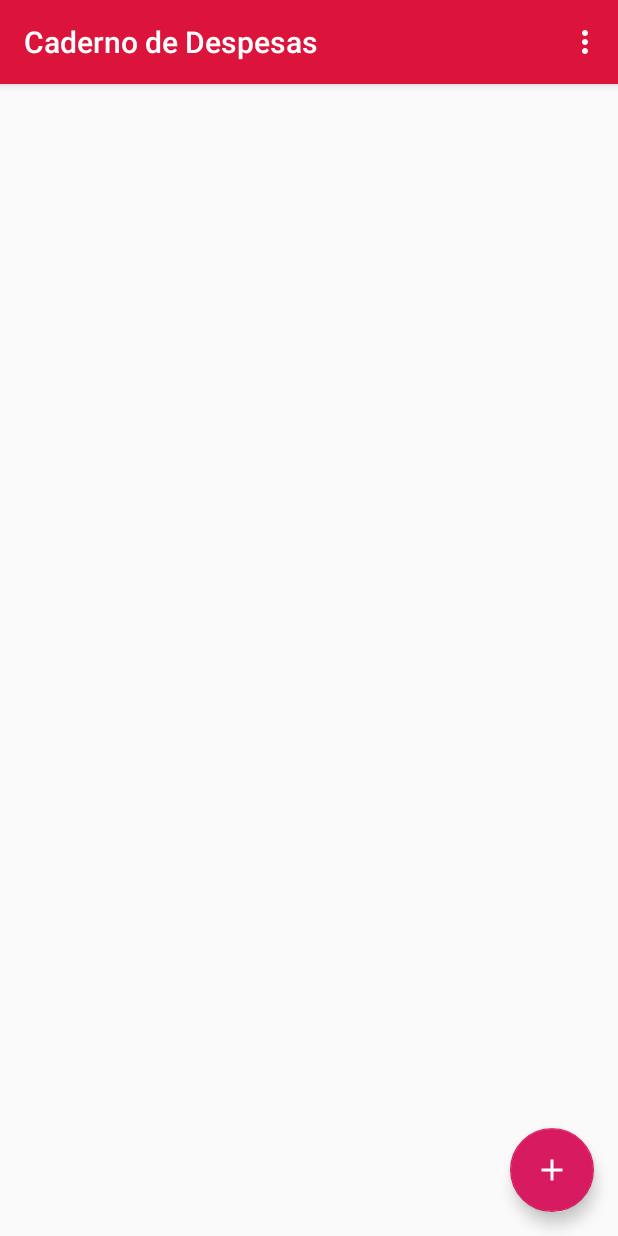
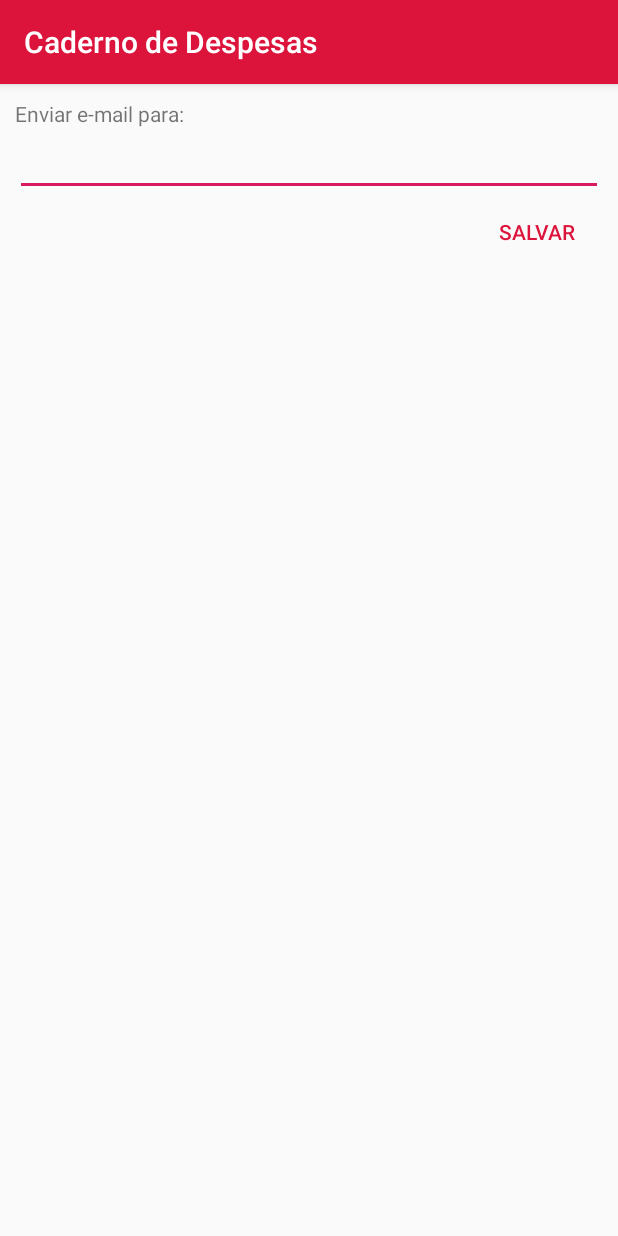
Before and after one commit to ramonsantos/expenses-notebook-android-app, an Android app: the screen it shows after launch (MainActivity before the commit, SettingsActivity after it), in the options menu, after a tap on "Configurações", on a phone screen of 412 x 824 dp. Run offline under Robolectric (Android 15) with nearby library versions, the phone set to English and light mode, and no system bars; our stand-ins replace Room's generated code.

Commit message:
Add 'Settings' Activity

```diff
--- a/app/src/main/AndroidManifest.xml
+++ b/app/src/main/AndroidManifest.xml
@@ -9,7 +9,8 @@
         android:roundIcon="@mipmap/ic_launcher_round"
         android:supportsRtl="true"
         android:theme="@style/AppTheme">
-        <activity android:name=".ui.ExpenseFormActivity"></activity>
+        <activity android:name=".ui.ExpenseFormActivity" />
+        <activity android:name=".ui.SettingsActivity" />
         <activity
             android:name=".MainActivity"
             android:label="@string/app_name"
--- a/app/src/main/java/io/github/ramonsantos/expensesnotebook/MainActivity.kt
+++ b/app/src/main/java/io/github/ramonsantos/expensesnotebook/MainActivity.kt
@@ -12,6 +12,7 @@ import io.github.ramonsantos.expensesnotebook.config.AppDatabase
 import io.github.ramonsantos.expensesnotebook.dao.ExpenseDao
 import io.github.ramonsantos.expensesnotebook.ui.ExpenseFormActivity
 import io.github.ramonsantos.expensesnotebook.ui.ExpenseListAdapter
+import io.github.ramonsantos.expensesnotebook.ui.SettingsActivity
 import kotlinx.android.synthetic.main.activity_main.*
 
 
@@ -50,25 +51,23 @@ class MainActivity : AppCompatActivity() {
         )
 
         fab.setOnClickListener { view ->
-            val intent = Intent(this, ExpenseFormActivity::class.java).apply {
-                putExtra("TESTE", "teste")
-            }
+            val intent = Intent(this, ExpenseFormActivity::class.java)
             startActivity(intent)
         }
     }
 
     override fun onCreateOptionsMenu(menu: Menu): Boolean {
-        // Inflate the menu; this adds items to the action bar if it is present.
         menuInflater.inflate(R.menu.menu_main, menu)
         return true
     }
 
     override fun onOptionsItemSelected(item: MenuItem): Boolean {
-        // Handle action bar item clicks here. The action bar will
-        // automatically handle clicks on the Home/Up button, so long
-        // as you specify a parent activity in AndroidManifest.xml.
         return when (item.itemId) {
-            R.id.action_settings -> true
+            R.id.action_settings -> {
+                val intent = Intent(this, SettingsActivity::class.java)
+                startActivity(intent)
+                true
+            }
             else -> super.onOptionsItemSelected(item)
         }
     }
--- /dev/null
+++ b/app/src/main/java/io/github/ramonsantos/expensesnotebook/ui/SettingsActivity.kt
@@ -0,0 +1,54 @@
+package io.github.ramonsantos.expensesnotebook.ui
+
+import android.content.Context
+import android.content.SharedPreferences
+import android.content.SharedPreferences.Editor
+import android.os.Bundle
+import android.view.View
+import android.widget.Toast
+import androidx.appcompat.app.AppCompatActivity
+import io.github.ramonsantos.expensesnotebook.R
+import kotlinx.android.synthetic.main.activity_settings.*
+
+
+class SettingsActivity : AppCompatActivity() {
+
+    private lateinit var sharedPref: SharedPreferences
+
+    override fun onCreate(savedInstanceState: Bundle?) {
+        super.onCreate(savedInstanceState)
+        setContentView(R.layout.activity_settings)
+
+        sharedPref = this.getSharedPreferences(
+            getString(R.string.preference_send_to_email), Context.MODE_PRIVATE
+        )
+
+        val emailToSend = sharedPref.getString(getString(R.string.preference_send_to_email_key), "")
+
+        send_email_to_edit_text.setText(emailToSend)
+    }
+
+    fun saveSettings(view: View) {
+        val email = send_email_to_edit_text.text.toString()
+
+        if (isValidEmail(email)) {
+            val editor: Editor = sharedPref.edit()
+            editor.putString(getString(R.string.preference_send_to_email_key), email)
+            editor.commit()
+
+            Toast.makeText(this, getString(R.string.message_settings_updated), Toast.LENGTH_SHORT)
+                .show()
+            this.finish()
+        } else {
+            Toast.makeText(
+                this,
+                getString(R.string.message_email_format_invalid),
+                Toast.LENGTH_SHORT
+            ).show()
+        }
+    }
+
+    private fun isValidEmail(email: String): Boolean {
+        return email.isNotEmpty() && android.util.Patterns.EMAIL_ADDRESS.matcher(email).matches()
+    }
+}
--- /dev/null
+++ b/app/src/main/res/layout/activity_settings.xml
@@ -0,0 +1,43 @@
+<?xml version="1.0" encoding="utf-8"?>
+<androidx.constraintlayout.widget.ConstraintLayout xmlns:android="http://schemas.android.com/apk/res/android"
+    xmlns:app="http://schemas.android.com/apk/res-auto"
+    xmlns:tools="http://schemas.android.com/tools"
+    android:layout_width="match_parent"
+    android:layout_height="match_parent"
+    tools:context=".ui.SettingsActivity">
+
+    <TextView
+        android:id="@+id/send_email_to_text_view"
+        android:layout_width="wrap_content"
+        android:layout_height="wrap_content"
+        android:layout_marginLeft="10dp"
+        android:layout_marginTop="10dp"
+        android:text="@string/label_send_email_to"
+        app:layout_constraintStart_toStartOf="parent"
+        app:layout_constraintTop_toTopOf="parent" />
+
+    <EditText
+        android:id="@+id/send_email_to_edit_text"
+        android:layout_width="match_parent"
+        android:layout_height="wrap_content"
+        android:layout_marginLeft="10dp"
+        android:layout_marginRight="10dp"
+        android:ems="10"
+        android:inputType="textEmailAddress"
+        app:layout_constraintStart_toStartOf="parent"
+        app:layout_constraintTop_toBottomOf="@+id/send_email_to_text_view" />
+
+
+    <Button
+        android:id="@+id/save_settings"
+        android:layout_width="wrap_content"
+        android:layout_height="wrap_content"
+        android:layout_marginRight="10dp"
+
+        android:background="?android:attr/selectableItemBackground"
+        android:onClick="saveSettings"
+        android:text="@string/button_save"
+        android:textColor="@color/colorPrimary"
+        app:layout_constraintEnd_toEndOf="parent"
+        app:layout_constraintTop_toBottomOf="@+id/send_email_to_edit_text" />
+</androidx.constraintlayout.widget.ConstraintLayout>
--- a/app/src/main/res/layout/item_expense.xml
+++ b/app/src/main/res/layout/item_expense.xml
@@ -1,7 +1,6 @@
 <?xml version="1.0" encoding="utf-8"?>
 <androidx.constraintlayout.widget.ConstraintLayout xmlns:android="http://schemas.android.com/apk/res/android"
     xmlns:app="http://schemas.android.com/apk/res-auto"
-    xmlns:tools="http://schemas.android.com/tools"
     android:layout_width="match_parent"
     android:layout_height="wrap_content"
     android:layout_gravity="center_horizontal">
@@ -14,9 +13,9 @@
         android:layout_marginTop="10dp"
         android:layout_marginBottom="5dp"
         android:text="Passagem 1002"
+        android:textColor="#010101"
         android:textSize="25sp"
         android:textStyle="bold"
-        android:textColor="#000000"
         app:layout_constraintStart_toStartOf="parent"
         app:layout_constraintTop_toTopOf="parent" />
 
@@ -26,7 +25,7 @@
         android:layout_height="wrap_content"
         android:layout_marginRight="10dp"
         android:text="2.896,35 R$"
-        android:textColor="#D81B60"
+        android:textColor="@color/colorAccent"
         android:textSize="15sp"
         android:textStyle="bold"
 
@@ -39,8 +38,8 @@
         android:layout_height="wrap_content"
         android:layout_marginLeft="10dp"
         android:layout_marginBottom="5dp"
+        android:text="Categoria: Vestuário e Cosméticos"
         android:textSize="15sp"
-        android:text="Categoria: Vestuário e Cosméticos"
         app:layout_constraintStart_toStartOf="parent"
         app:layout_constraintTop_toBottomOf="@+id/item_expense_description" />
 
--- a/app/src/main/res/values/strings.xml
+++ b/app/src/main/res/values/strings.xml
@@ -4,16 +4,22 @@
     <string name="action_settings">Configurações</string>
 
     <string name="message_expense_created">Despesa criada com sucesso!</string>
+    <string name="message_settings_updated">Configurações atualizadas com sucesso!</string>
     <string name="message_ok">OK</string>
     <string name="message_warning">Atenção</string>
     <string name="message_the_field">O campo</string>
     <string name="message_is_mandatory">é obrigatório</string>
+    <string name="message_email_format_invalid">Formato de e-mail inválido</string>
 
     <string name="label_description">Descrição</string>
     <string name="label_amount">Valor</string>
     <string name="label_category">Categoria</string>
     <string name="label_date">Data</string>
     <string name="label_place">Cidade</string>
+    <string name="label_send_email_to">Enviar e-mail para:</string>
 
     <string name="button_save">Salvar</string>
+
+    <string name="preference_send_to_email">io.github.ramonsantos.expensesnotebook.PREFERENCE_SEND_TO_EMAIL</string>
+    <string name="preference_send_to_email_key">io.github.ramonsantos.expensesnotebook.PREFERENCE_SEND_TO_EMAIL_KEY</string>
 </resources>
```
